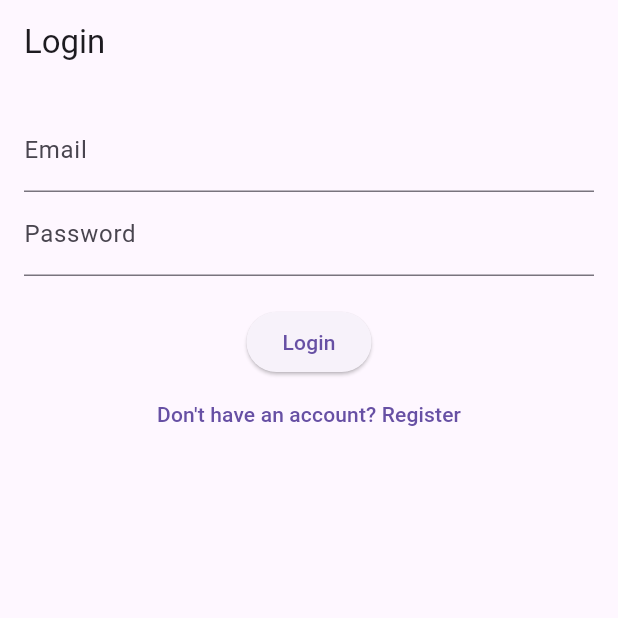
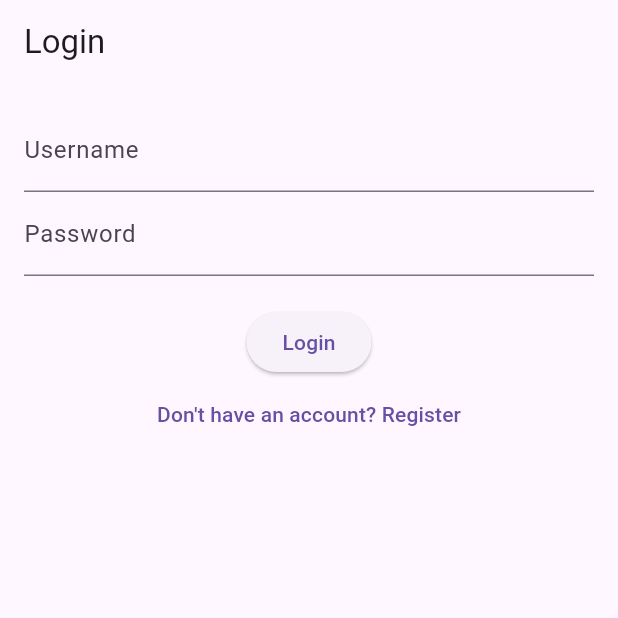
Before and after one commit to MufrihM/flutterMonitoringApp, a Flutter app: the screen it shows after launch, after a tap on "Login", on a phone screen of 412 x 824 dp, the top half of it. Run offline on Flutter 3.47's test engine with Material 3 defaults, Android fonts, the phone set to English and light mode, and no system bars; our stand-ins replace shared_preferences; missing offline and left inert: mqtt_client; network calls fail.

```diff
--- a/lib/main.dart
+++ b/lib/main.dart
@@ -1,4 +1,5 @@
 import 'package:flutter/material.dart';
+import 'package:monitoring_app/pages/register.dart';
 import 'mqtt/mqtt_service.dart';
 import 'services/api_service.dart';
 import 'pages/home.dart';
@@ -58,6 +59,7 @@ class _MyAppState extends State<MyApp> {
       routes: {
         '/': (context) => LoadingScreen(),
         '/login': (context) => LoginScreen(),
+        '/register': (context) => RegisterScreen(),
         '/home': (context) => HomeScreen(tempMessage: tempMessage, humidMessage: humidMessage)
       },
     );
--- a/lib/pages/login.dart
+++ b/lib/pages/login.dart
@@ -3,20 +3,20 @@ import 'package:shared_preferences/shared_preferences.dart';
 import '../services/auth_service.dart';
 
 class LoginScreen extends StatelessWidget {
-  final TextEditingController emailController = TextEditingController();
+  final TextEditingController usernameController = TextEditingController();
   final TextEditingController passwordController = TextEditingController();
 
   Future<void> _login(BuildContext context) async {
-    final email = emailController.text;
+    final username = usernameController.text;
     final password = passwordController.text;
 
     final api = AuthService();
-    final response = await api.login(email, password);
+    final response = await api.login(username, password);
 
-    if (response['success']) {
+    if (response != null && response['access_token'] != null) {
       final prefs = await SharedPreferences.getInstance();
-      await prefs.setString('jwt_token', response['token']);
-      Navigator.pushReplacementNamed(context, '/home');
+      await prefs.setString('jwt_token', response['access_token']);
+      Navigator.pushReplacementNamed(context, '/');
     } else {
       showDialog(
         context: context,
@@ -39,7 +39,9 @@ class LoginScreen extends StatelessWidget {
         padding: const EdgeInsets.all(16.0),
         child: Column(
           children: [
-            TextField(controller: emailController, decoration: InputDecoration(labelText: 'Email')),
+            TextField(
+                controller: usernameController,
+                decoration: InputDecoration(labelText: 'Username')),
             TextField(
               controller: passwordController,
               decoration: InputDecoration(labelText: 'Password'),
--- a/lib/pages/register.dart
+++ b/lib/pages/register.dart
@@ -2,17 +2,19 @@ import 'package:flutter/material.dart';
 import '../services/auth_service.dart';
 
 class RegisterScreen extends StatelessWidget {
+  final TextEditingController passwordController = TextEditingController();
   final TextEditingController emailController = TextEditingController();
-  final TextEditingController passwordController = TextEditingController();
+  final TextEditingController usernameController = TextEditingController();
 
   Future<void> _register(BuildContext context) async {
     final email = emailController.text;
     final password = passwordController.text;
+    final username = usernameController.text;
 
     final auth = AuthService();
-    final success = await auth.register(email, password);
+    final response = await auth.register(username, email, password);
 
-    if (success) {
+    if (response) {
       Navigator.pop(context); // Kembali ke halaman login
     } else {
       showDialog(
@@ -36,7 +38,13 @@ class RegisterScreen extends StatelessWidget {
         padding: const EdgeInsets.all(16.0),
         child: Column(
           children: [
-            TextField(controller: emailController, decoration: InputDecoration(labelText: 'Email')),
+            TextField(
+              controller: usernameController,
+              decoration: InputDecoration(labelText: 'Username'),
+            ),
+            TextField(
+                controller: emailController,
+                decoration: InputDecoration(labelText: 'Email')),
             TextField(
               controller: passwordController,
               decoration: InputDecoration(labelText: 'Password'),
--- a/lib/services/auth_service.dart
+++ b/lib/services/auth_service.dart
@@ -16,17 +16,34 @@ class AuthService{
     if (response.statusCode == 200){
       return jsonDecode(response.body); //jwt token
     } else {
-      return {'error': 'Failed to login'};
+      // error handling
+      switch(response.statusCode){
+        case 400:
+          return {
+            'message': jsonDecode(response.body)['message'],
+            'access_token': null
+          };
+        case 401:
+          return{
+            'message': 'Username atau password salah',
+            'access_token': null
+          };
+        default:
+          return{
+            'message': 'Error tidak diketahui: ${response.statusCode}',
+            'access_token': null
+          };
+      }
     }
   }
 
   //   Fungsi Registrasi
-  Future<bool> register(String email, String password) async {
+  Future<bool> register(String username, String email, String password) async {
     final response = await http.post(
       Uri.parse('$baseUrl/register'),
-      body: jsonEncode({'email': email, 'password': password}),
+      body: jsonEncode({'username': username, 'email': email, 'password': password}),
       headers: {'Content-Type': 'application/json'},
     );
-    return response.statusCode == 201;
+    return response.statusCode == 200;
   }
 }
```
